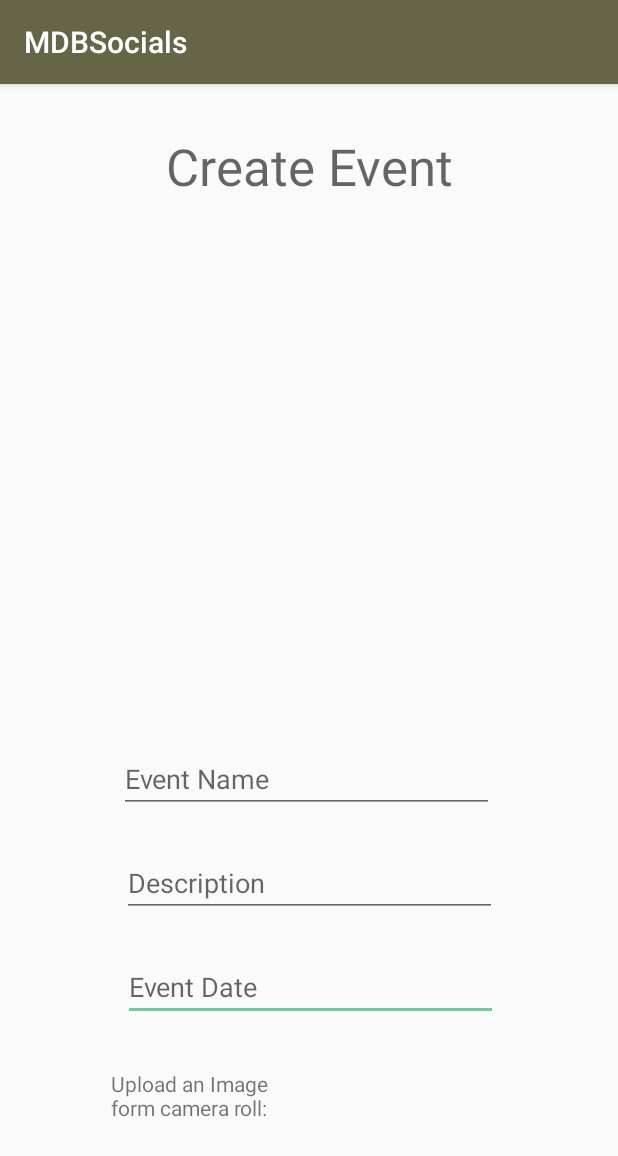
After one commit to calzoom/MDBSocials, an Android app: the NewSocial screen opened directly, with no data from a screen before it, on a phone screen of 412 x 824 dp. The commit adds this screen. Shown: the top 1156 px of the screen. Run offline under Robolectric (Android 15) with nearby library versions, the phone set to English and light mode, and no system bars.

```diff
--- a/app/src/main/AndroidManifest.xml
+++ b/app/src/main/AndroidManifest.xml
@@ -25,6 +25,12 @@
         <activity android:name=".FeedActivity">
         </activity>
 
+        <activity android:name=".DetailActivity">
+        </activity>
+
+        <activity android:name=".NewSocial">
+        </activity>
+
     </application>
 
 </manifest>
--- a/app/src/main/java/com/example/japjot/mdbsocials/Eventsclass.java
+++ b/app/src/main/java/com/example/japjot/mdbsocials/Eventsclass.java
@@ -25,7 +25,6 @@ public class Eventsclass {
         return events;
     }
 
-
     public class Event {
         String eventName, description, date, email, imageURL, numInterested, key;
 
--- a/app/src/main/java/com/example/japjot/mdbsocials/Login.java
+++ b/app/src/main/java/com/example/japjot/mdbsocials/Login.java
@@ -36,7 +36,8 @@ public class Login extends AppCompatActivity implements View.OnClickListener{
                 FirebaseUser user = firebaseAuth.getCurrentUser();
                 if (user != null) {
                     Log.d("ye", "onAuthStateChanged:signed_in:" + user.getUid());
-
+                    Intent intent = new Intent(getApplicationContext(), FeedActivity.class);
+                    startActivity(intent);
                 } else {
                     Log.d("ye", "onAuthStateChanged:signed_out");
                 }
--- /dev/null
+++ b/app/src/main/java/com/example/japjot/mdbsocials/NewSocial.java
@@ -0,0 +1,22 @@
+package com.example.japjot.mdbsocials;
+
+import android.os.Bundle;
+import android.support.v7.app.AppCompatActivity;
+import android.widget.EditText;
+
+/**
+ * Created by japjot on 2/22/18.
+ */
+
+public class NewSocial extends AppCompatActivity{
+
+    protected void onCreate(Bundle savedInstanceState) {
+        super.onCreate(savedInstanceState);
+        setContentView(R.layout.activity_newsocial);
+    }
+
+//    String eventName = ((EditText) findViewById(R.id.editText4)).getText().toString();
+//    String description = ((EditText) findViewById(R.id.editText5)).getText().toString();
+//    String date = ((EditText) findViewById(R.id.editText2)).getText().toString();
+
+}
--- /dev/null
+++ b/app/src/main/res/layout/activity_newsocial.xml
@@ -0,0 +1,78 @@
+<?xml version="1.0" encoding="utf-8"?>
+<android.support.constraint.ConstraintLayout
+    xmlns:android="http://schemas.android.com/apk/res/android"
+    xmlns:app="http://schemas.android.com/apk/res-auto"
+    xmlns:tools="http://schemas.android.com/tools"
+    android:layout_width="match_parent"
+    android:layout_height="match_parent">
+
+    <EditText
+        android:id="@+id/editText2"
+        android:layout_width="250dp"
+        android:layout_height="0dp"
+        android:layout_marginBottom="32dp"
+        android:layout_marginEnd="8dp"
+        android:ems="10"
+        android:hint="Event Date"
+        android:inputType="textPersonName"
+        app:layout_constraintBottom_toTopOf="@+id/textView9"
+        app:layout_constraintEnd_toEndOf="parent"
+        app:layout_constraintHorizontal_bias="0.531"
+        app:layout_constraintStart_toStartOf="parent" />
+
+    <EditText
+        android:id="@+id/editText4"
+        android:layout_width="250dp"
+        android:layout_height="0dp"
+        android:layout_marginBottom="24dp"
+        android:layout_marginEnd="8dp"
+        android:layout_marginStart="4dp"
+        android:ems="10"
+        android:hint="Event Name"
+        android:inputType="textPersonName"
+        app:layout_constraintBottom_toTopOf="@+id/editText5"
+        app:layout_constraintEnd_toEndOf="parent"
+        app:layout_constraintStart_toStartOf="parent" />
+
+    <EditText
+        android:id="@+id/editText5"
+        android:layout_width="250dp"
+        android:layout_height="0dp"
+        android:layout_marginBottom="24dp"
+        android:layout_marginEnd="8dp"
+        android:layout_marginStart="8dp"
+        android:ems="10"
+        android:hint="Description"
+        android:inputType="textMultiLine"
+        app:layout_constraintBottom_toTopOf="@+id/editText2"
+        app:layout_constraintEnd_toEndOf="parent"
+        app:layout_constraintStart_toStartOf="parent" />
+
+    <TextView
+        android:id="@+id/textView8"
+        android:layout_width="wrap_content"
+        android:layout_height="46dp"
+        android:layout_marginEnd="8dp"
+        android:layout_marginStart="8dp"
+        android:layout_marginTop="32dp"
+        android:text="Create Event"
+        android:textAppearance="@android:style/TextAppearance.Material.Display1"
+        app:layout_constraintEnd_toEndOf="parent"
+        app:layout_constraintHorizontal_bias="0.502"
+        app:layout_constraintStart_toStartOf="parent"
+        app:layout_constraintTop_toTopOf="parent" />
+
+    <TextView
+        android:id="@+id/textView9"
+        android:layout_width="130dp"
+        android:layout_height="43dp"
+        android:layout_marginBottom="68dp"
+        android:layout_marginEnd="8dp"
+        android:layout_marginStart="8dp"
+        android:text="Upload an Image form camera roll:"
+        app:layout_constraintBottom_toBottomOf="parent"
+        app:layout_constraintEnd_toEndOf="parent"
+        app:layout_constraintHorizontal_bias="0.247"
+        app:layout_constraintStart_toStartOf="parent" />
+
+</android.support.constraint.ConstraintLayout>
--- a/app/src/main/res/layout/cardview.xml
+++ b/app/src/main/res/layout/cardview.xml
@@ -7,6 +7,7 @@
     android:layout_height="80dp">
 
     <android.support.constraint.ConstraintLayout
+        android:id="@+id/clayout"
         android:layout_width="match_parent"
         android:layout_height="match_parent">
 
```
Also changed, not shown: app/src/main/java/com/example/japjot/mdbsocials/DetailActivity.java (+8 -2 lines), app/src/main/java/com/example/japjot/mdbsocials/FeedActivity.java (+16 -1 lines), app/src/main/java/com/example/japjot/mdbsocials/Feedadapter.java (+11 -1 lines), app/src/main/res/layout/activity_detail.xml (added, +61 -0 lines), app/src/main/res/layout/activity_feed.xml (+4 -5 lines).
